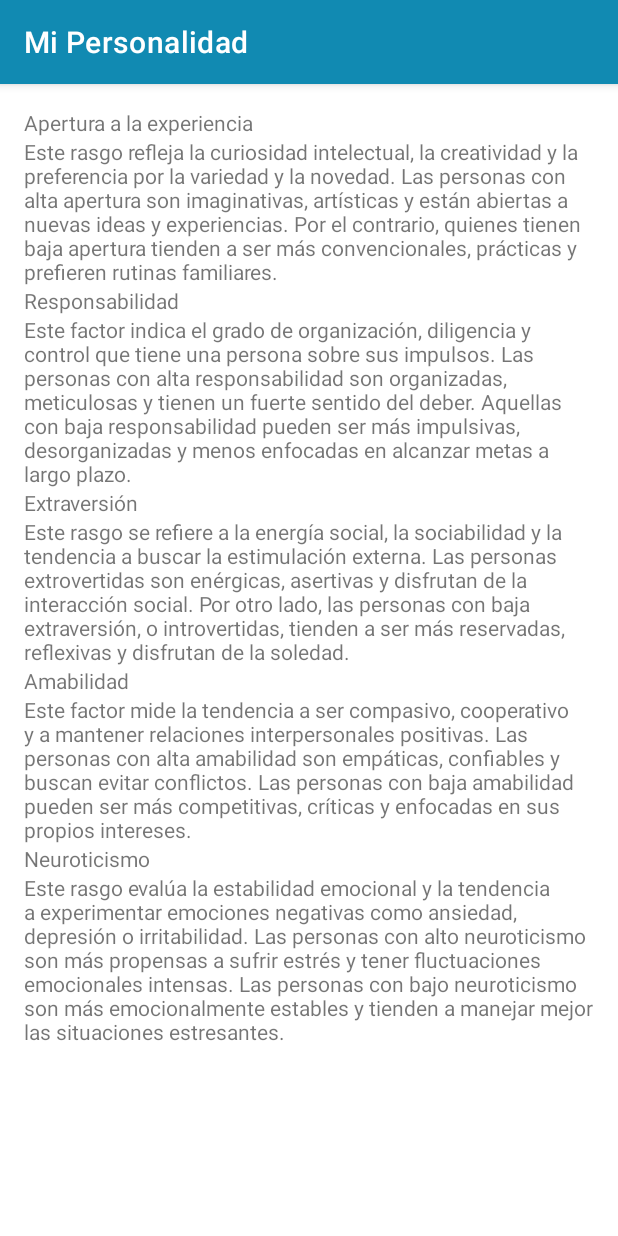
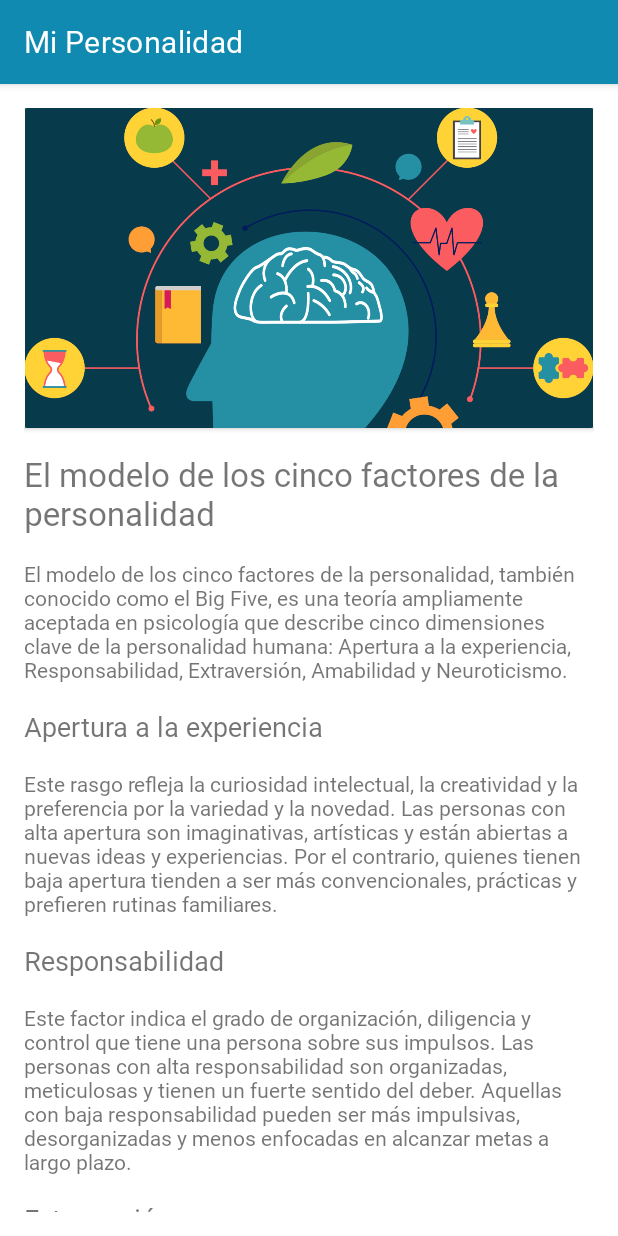
Before and after one commit to elmugrearturo/PsychometricsApp, an Android app: the BFInformationFragment screen opened through its navigation route, on a phone screen of 412 x 824 dp. Run offline under Robolectric (Android 15) with nearby library versions, the phone set to English and light mode, and no system bars; our stand-ins replace Room's generated code.

Commit message:
Finished information view.

```diff
--- a/app/build.gradle.kts
+++ b/app/build.gradle.kts
@@ -50,7 +50,7 @@ dependencies {
     implementation(libs.material)
     implementation(libs.androidx.activity)
     implementation(libs.androidx.constraintlayout)
-    implementation(libs.androidx.constraintlayout.compose)
+    // implementation(libs.androidx.constraintlayout.compose)
     implementation(libs.androidx.gridlayout)
     implementation(libs.mpandroidchart)
     testImplementation(libs.junit)
--- a/app/src/main/res/layout/fragment_b_f_i.xml
+++ b/app/src/main/res/layout/fragment_b_f_i.xml
@@ -26,7 +26,6 @@
         app:layout_constraintLeft_toLeftOf="parent"
         app:layout_constraintRight_toRightOf="parent"
         android:text="Pregunta"
-        android:textSize="16sp"
         android:layout_gravity="center" />
 
     <RadioGroup
--- a/app/src/main/res/layout/fragment_b_f_information.xml
+++ b/app/src/main/res/layout/fragment_b_f_information.xml
@@ -9,58 +9,119 @@
 
     <LinearLayout
         android:layout_width="match_parent"
-        android:layout_height="match_parent"
+        android:layout_height="wrap_content"
         android:orientation="vertical">
+
+        <androidx.cardview.widget.CardView
+            android:layout_width="wrap_content"
+            android:layout_height="wrap_content"
+            android:layout_marginBottom="16dp">
+
+            <ImageView
+                android:layout_width="match_parent"
+                android:layout_height="wrap_content"
+                android:contentDescription="Information banner"
+                android:src="@drawable/information_16_9"
+                android:adjustViewBounds="true"/>
+        </androidx.cardview.widget.CardView>
 
         <TextView
             android:layout_width="match_parent"
-            android:layout_height="match_parent"
-            android:text="@string/openness_name" />
+            android:layout_height="wrap_content"
+            android:text="@string/information_title"
+            android:layout_marginBottom="16dp"
+            android:fontFamily="@font/lato_black"
+            android:textSize="22sp"/>
 
         <TextView
             android:layout_width="match_parent"
-            android:layout_height="match_parent"
-            android:text="@string/openness_explanation" />
+            android:layout_height="wrap_content"
+            android:text="@string/information_introduction"
+            android:layout_marginBottom="16dp"/>
 
         <TextView
             android:layout_width="match_parent"
-            android:layout_height="match_parent"
-            android:text="@string/conscientiousness_name" />
+            android:layout_height="wrap_content"
+            android:text="@string/openness_name"
+            android:layout_marginBottom="16dp"
+            android:fontFamily="@font/lato_bold"
+            android:textSize="18sp"/>
 
         <TextView
             android:layout_width="match_parent"
-            android:layout_height="match_parent"
-            android:text="@string/conscientiousness_explanation" />
+            android:layout_height="wrap_content"
+            android:text="@string/openness_explanation"
+            android:layout_marginBottom="16dp" />
 
         <TextView
             android:layout_width="match_parent"
-            android:layout_height="match_parent"
-            android:text="@string/extraversion_name" />
+            android:layout_height="wrap_content"
+            android:text="@string/conscientiousness_name"
+            android:layout_marginBottom="16dp"
+            android:fontFamily="@font/lato_bold"
+            android:textSize="18sp"/>
 
         <TextView
             android:layout_width="match_parent"
-            android:layout_height="match_parent"
-            android:text="@string/extraversion_explanation" />
+            android:layout_height="wrap_content"
+            android:text="@string/conscientiousness_explanation"
+            android:layout_marginBottom="16dp"/>
 
         <TextView
             android:layout_width="match_parent"
-            android:layout_height="match_parent"
-            android:text="@string/agreeableness_name" />
+            android:layout_height="wrap_content"
+            android:text="@string/extraversion_name"
+            android:layout_marginBottom="16dp"
+            android:fontFamily="@font/lato_bold"
+            android:textSize="18sp"/>
 
         <TextView
             android:layout_width="match_parent"
-            android:layout_height="match_parent"
-            android:text="@string/agreeableness_explanation" />
+            android:layout_height="wrap_content"
+            android:text="@string/extraversion_explanation"
+            android:layout_marginBottom="16dp"/>
 
         <TextView
             android:layout_width="match_parent"
-            android:layout_height="match_parent"
-            android:text="@string/neuroticism_name" />
+            android:layout_height="wrap_content"
+            android:text="@string/agreeableness_name"
+            android:layout_marginBottom="16dp"
+            android:fontFamily="@font/lato_bold"
+            android:textSize="18sp"/>
 
         <TextView
             android:layout_width="match_parent"
-            android:layout_height="match_parent"
-            android:text="@string/neuroticism_explanation" />
+            android:layout_height="wrap_content"
+            android:text="@string/agreeableness_explanation"
+            android:layout_marginBottom="16dp"/>
+
+        <TextView
+            android:layout_width="match_parent"
+            android:layout_height="wrap_content"
+            android:text="@string/neuroticism_name"
+            android:layout_marginBottom="16dp"
+            android:fontFamily="@font/lato_bold"
+            android:textSize="18sp"/>
+
+        <TextView
+            android:layout_width="match_parent"
+            android:layout_height="wrap_content"
+            android:text="@string/neuroticism_explanation"
+            android:layout_marginBottom="16dp"/>
+
+        <TextView
+            android:layout_width="match_parent"
+            android:layout_height="wrap_content"
+            android:text="@string/bfi_title"
+            android:layout_marginBottom="16dp"
+            android:fontFamily="@font/lato_bold"
+            android:textSize="18sp"/>
+
+        <TextView
+            android:layout_width="match_parent"
+            android:layout_height="wrap_content"
+            android:text="@string/bfi_explanation"
+            android:layout_marginBottom="16dp"/>
 
     </LinearLayout>
 </androidx.core.widget.NestedScrollView>
--- a/app/src/main/res/layout/fragment_test_selection.xml
+++ b/app/src/main/res/layout/fragment_test_selection.xml
@@ -12,6 +12,8 @@
             android:layout_height="0dp"
             android:backgroundTint="@color/red"
             android:text="@string/btnBFIInformation"
+            android:fontFamily="@font/lato_light"
+            android:textSize="18sp"
             app:layout_constraintHeight_percent=".25"
             app:layout_constraintWidth_percent=".99"
             app:layout_constraintEnd_toEndOf="parent"
@@ -24,6 +26,8 @@
             android:layout_height="0dp"
             android:backgroundTint="@color/yellow"
             android:text="@string/btnBFITest"
+            android:fontFamily="@font/lato_light"
+            android:textSize="18sp"
             app:layout_constraintHeight_percent=".5"
             app:layout_constraintWidth_percent=".49"
             app:layout_constraintStart_toStartOf="parent"
@@ -35,6 +39,8 @@
             android:layout_height="0dp"
             android:backgroundTint="@color/green"
             android:text="@string/btnBFITestResults"
+            android:fontFamily="@font/lato_light"
+            android:textSize="18sp"
             app:layout_constraintHeight_percent=".5"
             app:layout_constraintWidth_percent=".49"
             app:layout_constraintStart_toEndOf="@id/btnBFITest"
@@ -48,6 +54,8 @@
             android:layout_height="0dp"
             android:backgroundTint="@color/blue"
             android:text="@string/btnOther"
+            android:fontFamily="@font/lato_light"
+            android:textSize="18sp"
             app:layout_constraintHeight_percent=".25"
             app:layout_constraintWidth_percent=".99"
             app:layout_constraintEnd_toEndOf="parent"
--- a/app/src/main/res/values/strings.xml
+++ b/app/src/main/res/values/strings.xml
@@ -5,17 +5,22 @@
     <string name="btnBFITestResults">Ver últimos resultados</string>
     <string name="btnOther">Other</string>
 
+    <string name="information_title">El modelo de los cinco factores de la personalidad</string>
     <string name="openness_name">Apertura a la experiencia</string>
     <string name="conscientiousness_name">Responsabilidad</string>
     <string name="extraversion_name">Extraversión</string>
     <string name="agreeableness_name">Amabilidad</string>
     <string name="neuroticism_name">Neuroticismo</string>
+    <string name="bfi_title">Medición de la personalidad</string>
+
+    <string name="information_introduction">El modelo de los cinco factores de la personalidad, también conocido como el Big Five, es una teoría ampliamente aceptada en psicología que describe cinco dimensiones clave de la personalidad humana: Apertura a la experiencia, Responsabilidad, Extraversión, Amabilidad y Neuroticismo.</string>
 
     <string name="openness_explanation">Este rasgo refleja la curiosidad intelectual, la creatividad y la preferencia por la variedad y la novedad. Las personas con alta apertura son imaginativas, artísticas y están abiertas a nuevas ideas y experiencias. Por el contrario, quienes tienen baja apertura tienden a ser más convencionales, prácticas y prefieren rutinas familiares.</string>
     <string name="conscientiousness_explanation">Este factor indica el grado de organización, diligencia y control que tiene una persona sobre sus impulsos. Las personas con alta responsabilidad son organizadas, meticulosas y tienen un fuerte sentido del deber. Aquellas con baja responsabilidad pueden ser más impulsivas, desorganizadas y menos enfocadas en alcanzar metas a largo plazo.</string>
     <string name="extraversion_explanation">Este rasgo se refiere a la energía social, la sociabilidad y la tendencia a buscar la estimulación externa. Las personas extrovertidas son enérgicas, asertivas y disfrutan de la interacción social. Por otro lado, las personas con baja extraversión, o introvertidas, tienden a ser más reservadas, reflexivas y disfrutan de la soledad.</string>
     <string name="agreeableness_explanation">Este factor mide la tendencia a ser compasivo, cooperativo y a mantener relaciones interpersonales positivas. Las personas con alta amabilidad son empáticas, confiables y buscan evitar conflictos. Las personas con baja amabilidad pueden ser más competitivas, críticas y enfocadas en sus propios intereses.</string>
     <string name="neuroticism_explanation">Este rasgo evalúa la estabilidad emocional y la tendencia a experimentar emociones negativas como ansiedad, depresión o irritabilidad. Las personas con alto neuroticismo son más propensas a sufrir estrés y tener fluctuaciones emocionales intensas. Las personas con bajo neuroticismo son más emocionalmente estables y tienden a manejar mejor las situaciones estresantes.</string>
+    <string name="bfi_explanation">Para conocer la personalidad de un individuo, se suelen utilizar herramientas como el Inventario de los Cinco Grandes (BFI por sus siglas en inglés): un cuestionario diseñado para medir objetivamente cada una de las cinco dimensiones del modelo. Dada su confiabilidad y validez, el BFI se suele utilizar tanto en la investigación como en la práctica psicológica, y es la herramienta usada por esta aplicación.</string>
 
     <string name="score_out_of_range">No se pudo determinar el resultado correctamente.</string>
     <string name="openness_low">Tiendes a preferir la rutina y las experiencias familiares. Explorar nuevas ideas o actividades a veces puede ser abrumador para ti. Por ello, puede que te sientas más a gusto siguiendo tradiciones ya establecidas y buscando soluciones prácticas; sin embargo, incluir un par de cosas nuevas en tu día a día podría enriquecer tu vida.</string>
--- a/app/src/main/res/values/themes.xml
+++ b/app/src/main/res/values/themes.xml
@@ -9,6 +9,6 @@
         <item name="android:statusBarColor">@color/darkBlue</item>
         <item name="android:navigationBarColor">@color/blue</item>
         <item name="android:windowBackground">@color/white</item>
-        <!--item name="android:fontFamily">@font/roboto</item-->
+        <item name="android:fontFamily">@font/lato_regular</item>
     </style>
 </resources>
```
Also changed, not shown: app/src/main/res/drawable/information_16_9.png (added).
